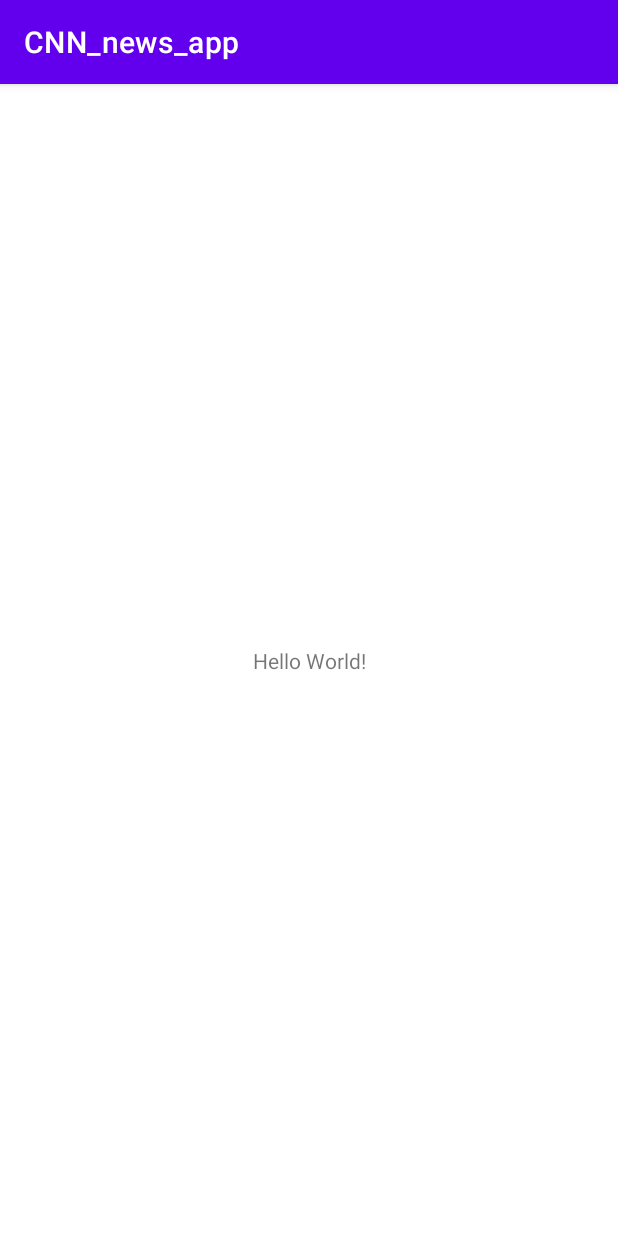
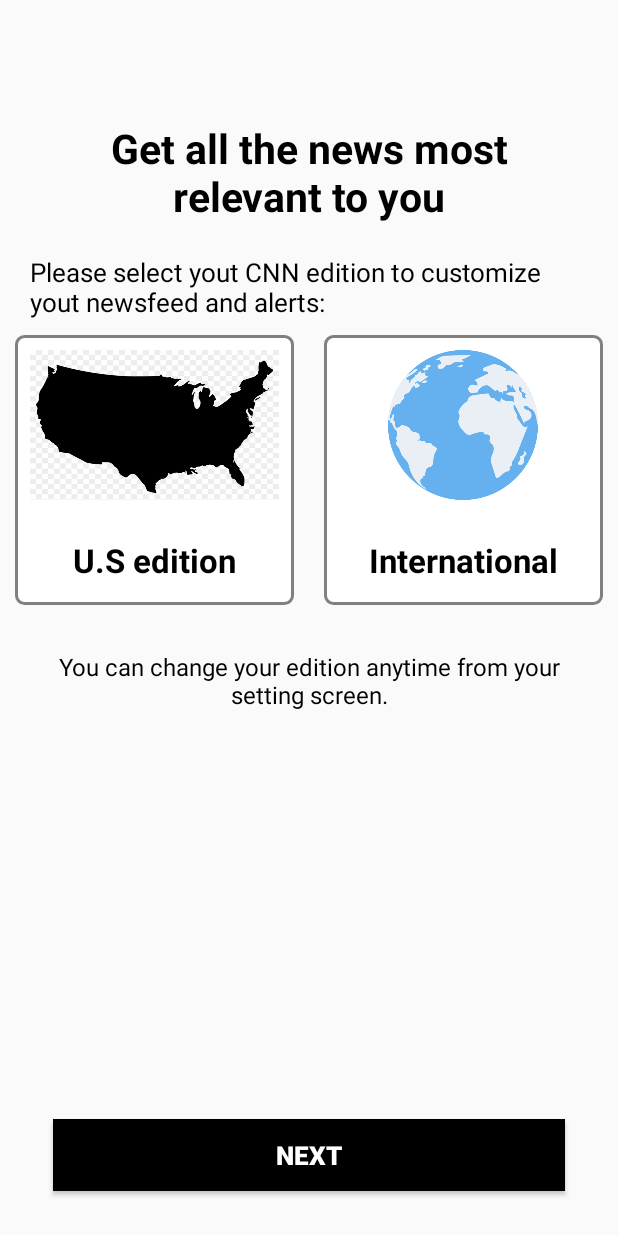
Before and after one commit to sachinsmrat123/CNNNewsAppClone, an Android app: the screen it shows after launch (MainActivity before the commit, SelectNewsFeed after it), on a phone screen of 412 x 824 dp. Run offline under Robolectric (Android 15) with nearby library versions, the phone set to English and light mode, and no system bars.

Commit message:
splash screen,select newsFeed,alertbox done

```diff
--- a/cnnapp/app/src/main/AndroidManifest.xml
+++ b/cnnapp/app/src/main/AndroidManifest.xml
@@ -9,10 +9,12 @@
         android:roundIcon="@mipmap/ic_launcher_round"
         android:supportsRtl="true"
         android:theme="@style/Theme.CNN_news_app">
-        <activity android:name=".MainActivity">
+        <activity android:name=".AlertsThatMatter"></activity>
+        <activity android:name=".SelectNewsFeed" />
+        <activity android:name=".MainActivity" />
+        <activity android:name=".SlaphScreen">
             <intent-filter>
                 <action android:name="android.intent.action.MAIN" />
-
                 <category android:name="android.intent.category.LAUNCHER" />
             </intent-filter>
         </activity>
--- /dev/null
+++ b/cnnapp/app/src/main/java/com/example/cnn_news_app/SelectNewsFeed.kt
@@ -0,0 +1,46 @@
+package com.example.cnn_news_app
+
+import android.annotation.SuppressLint
+import android.content.Intent
+import androidx.appcompat.app.AppCompatActivity
+import android.os.Bundle
+import kotlinx.android.synthetic.main.activity_select_news_feed.*
+
+class SelectNewsFeed : AppCompatActivity() {
+    @SuppressLint("ResourceAsColor")
+    override fun onCreate(savedInstanceState: Bundle?) {
+        super.onCreate(savedInstanceState)
+        setContentView(R.layout.activity_select_news_feed)
+        var button1 = 1;
+        var button2=1;
+
+        llUsEdition.setOnClickListener {
+            if(button1==1){
+                tvUsEdition.setTextColor(R.color.red)
+                llUsEdition.setBackgroundResource(R.drawable.orangle_background)
+                button1=2
+            }else if(button1==2){
+                tvUsEdition.setTextColor(R.color.black)
+                llUsEdition.setBackgroundResource(R.drawable.gray_background_round)
+                button1=1
+            }
+        }
+
+        llInternational.setOnClickListener {
+            if(button2==1){
+                tvInternational.setTextColor(R.color.red)
+                llInternational.setBackgroundResource(R.drawable.orangle_background)
+                button2=2;
+            }else if(button2==2){
+                tvInternational.setTextColor(R.color.black)
+                llInternational.setBackgroundResource(R.drawable.gray_background_round)
+                button2=1;
+            }
+        }
+
+        btNext.setOnClickListener {
+           intent=Intent(this,AlertsThatMatter::class.java)
+            startActivity(intent)
+        }
+    }
+}
--- /dev/null
+++ b/cnnapp/app/src/main/java/com/example/cnn_news_app/SlaphScreen.kt
@@ -0,0 +1,53 @@
+package com.example.cnn_news_app
+
+import android.content.Intent
+import androidx.appcompat.app.AppCompatActivity
+import android.os.Bundle
+import android.os.Handler
+import android.view.View
+
+class SlaphScreen : AppCompatActivity() {
+
+    private var mDelayHandler: Handler? = null
+    private val SPLASH_DELAY: Long = 3000 //3 seconds
+
+    override fun onWindowFocusChanged(hasFocus: Boolean) {
+        super.onWindowFocusChanged(hasFocus)
+        if (hasFocus) {
+            hideSystemUI()
+        }
+    }
+
+    private fun hideSystemUI() {
+        val decorView = window.decorView
+        decorView.systemUiVisibility = (View.SYSTEM_UI_FLAG_IMMERSIVE
+                or View.SYSTEM_UI_FLAG_LAYOUT_STABLE
+                or View.SYSTEM_UI_FLAG_LAYOUT_HIDE_NAVIGATION
+                or View.SYSTEM_UI_FLAG_LAYOUT_FULLSCREEN
+                // Hide the nav bar and status bar
+                or View.SYSTEM_UI_FLAG_HIDE_NAVIGATION
+                or View.SYSTEM_UI_FLAG_FULLSCREEN)
+    }
+
+    internal val mRunnable: Runnable = Runnable {
+
+        val intent = Intent(applicationContext, SelectNewsFeed::class.java)
+        startActivity(intent)
+        finish()
+    }
+
+
+
+    override fun onCreate(savedInstanceState: Bundle?) {
+        super.onCreate(savedInstanceState)
+        setContentView(R.layout.activity_slaph_screen)
+        //Initializing the Handler
+        mDelayHandler = Handler()
+
+        //Navigate with delay
+        mDelayHandler!!.postDelayed(mRunnable, SPLASH_DELAY)
+    }
+
+
+
+}
--- /dev/null
+++ b/cnnapp/app/src/main/res/drawable/gray_background_round.xml
@@ -0,0 +1,6 @@
+<?xml version="1.0" encoding="utf-8"?>
+<shape xmlns:android="http://schemas.android.com/apk/res/android">
+    <solid android:color="@color/white"/>
+    <stroke android:width="2dp" android:color="#808080"/>
+    <corners android:radius="5dp"/>
+</shape>
--- /dev/null
+++ b/cnnapp/app/src/main/res/drawable/orangle_background.xml
@@ -0,0 +1,7 @@
+<?xml version="1.0" encoding="utf-8"?>
+<shape xmlns:android="http://schemas.android.com/apk/res/android">
+<solid android:color="@color/white"/>
+    <stroke android:width="3dp" android:color="#FF2600"/>
+    <corners android:radius="4dp"/>
+
+</shape>
--- /dev/null
+++ b/cnnapp/app/src/main/res/layout/activity_select_news_feed.xml
@@ -0,0 +1,134 @@
+<?xml version="1.0" encoding="utf-8"?>
+<androidx.constraintlayout.widget.ConstraintLayout xmlns:android="http://schemas.android.com/apk/res/android"
+    xmlns:app="http://schemas.android.com/apk/res-auto"
+    xmlns:tools="http://schemas.android.com/tools"
+    android:layout_width="match_parent"
+    android:layout_height="match_parent"
+    tools:context=".SelectNewsFeed">
+
+    <TextView
+        android:id="@+id/textView2"
+        android:layout_width="match_parent"
+        android:layout_height="wrap_content"
+        android:layout_marginStart="50dp"
+        android:layout_marginTop="80dp"
+        android:layout_marginEnd="50dp"
+        android:gravity="center"
+        android:text="@string/get_all_the_news_most_relevant_to_you"
+        android:textColor="@color/black"
+        android:textSize="27sp"
+        android:textStyle="bold"
+        app:layout_constraintEnd_toEndOf="parent"
+        app:layout_constraintStart_toStartOf="parent"
+        app:layout_constraintTop_toTopOf="parent" />
+
+    <TextView
+        android:id="@+id/textView"
+        android:layout_width="match_parent"
+        android:layout_height="wrap_content"
+        android:layout_marginLeft="20dp"
+        android:layout_marginTop="20dp"
+        android:layout_marginRight="20dp"
+        android:text="@string/please_select_yout_cnn_edition_to_customize_yout_newsfeed_and_alerts"
+        android:textColor="@color/black"
+        android:textSize="17sp"
+        app:layout_constraintEnd_toEndOf="parent"
+        app:layout_constraintStart_toStartOf="parent"
+        app:layout_constraintTop_toBottomOf="@+id/textView2" />
+
+    <LinearLayout
+        android:id="@+id/linearLayout"
+        android:layout_width="match_parent"
+        android:layout_height="200dp"
+        app:layout_constraintTop_toBottomOf="@+id/textView"
+        tools:layout_editor_absoluteX="0dp"
+        android:baselineAligned="false">
+
+        <LinearLayout
+            android:clickable="true"
+            android:id="@+id/llUsEdition"
+            android:layout_width="match_parent"
+            android:layout_height="match_parent"
+            android:layout_margin="10dp"
+            android:layout_weight="1"
+            android:background="@drawable/gray_background_round"
+            android:orientation="vertical"
+            android:focusable="true">
+
+            <ImageView
+                android:layout_width="match_parent"
+                android:layout_height="100dp"
+                android:layout_margin="10dp"
+                android:background="@drawable/usamap"
+                android:contentDescription="@string/todo" />
+
+            <TextView
+                android:id="@+id/tvUsEdition"
+                android:layout_width="match_parent"
+                android:layout_height="match_parent"
+                android:gravity="center"
+                android:text="@string/u_s_edition"
+                android:textColor="@color/black"
+                android:textSize="22sp"
+                android:textStyle="bold" />
+        </LinearLayout>
+
+        <LinearLayout
+            android:clickable="true"
+            android:id="@+id/llInternational"
+            android:layout_width="match_parent"
+            android:layout_height="match_parent"
+            android:layout_margin="10dp"
+            android:layout_weight="1"
+            android:background="@drawable/gray_background_round"
+            android:orientation="vertical"
+            android:focusable="true">
+
+            <ImageView
+                android:layout_width="100dp"
+                android:layout_height="100dp"
+                android:layout_gravity="center"
+                android:layout_margin="10dp"
+                android:background="@drawable/globe"
+                android:contentDescription="@string/todo" />
+
+            <TextView
+                android:id="@+id/tvInternational"
+                android:layout_width="match_parent"
+                android:layout_height="match_parent"
+                android:gravity="center"
+                android:text="@string/international"
+                android:textColor="@color/black"
+                android:textSize="22sp"
+                android:textStyle="bold" />
+        </LinearLayout>
+    </LinearLayout>
+
+    <TextView
+        android:id="@+id/textView3"
+        android:layout_width="match_parent"
+        android:layout_height="wrap_content"
+        android:layout_margin="20dp"
+        android:gravity="center"
+        android:text="@string/you_can_change_your_edition_anytime_from_your_setting_screen"
+        android:textColor="@color/black"
+        android:textSize="16sp"
+        app:layout_constraintTop_toBottomOf="@+id/linearLayout"
+        tools:layout_editor_absoluteX="42dp" />
+
+    <Button
+        android:id="@+id/btNext"
+        android:layout_width="match_parent"
+        android:layout_height="wrap_content"
+        android:layout_marginLeft="35dp"
+        android:layout_marginRight="35dp"
+        android:layout_marginBottom="30dp"
+        android:background="@color/black"
+        android:text="@string/next"
+        android:textColor="@color/white"
+        android:textSize="17sp"
+        android:textStyle="bold"
+        app:layout_constraintBottom_toBottomOf="parent"
+        tools:layout_editor_absoluteX="16dp" />
+
+</androidx.constraintlayout.widget.ConstraintLayout>
--- a/cnnapp/app/src/main/res/values/colors.xml
+++ b/cnnapp/app/src/main/res/values/colors.xml
@@ -7,4 +7,6 @@
     <color name="teal_700">#FF018786</color>
     <color name="black">#FF000000</color>
     <color name="white">#FFFFFFFF</color>
+    <color name="gray">#808080</color>
+    <color name="red">#FF2600</color>
 </resources>
--- a/cnnapp/app/src/main/res/values/strings.xml
+++ b/cnnapp/app/src/main/res/values/strings.xml
@@ -1,3 +1,20 @@
 <resources>
     <string name="app_name">CNN_news_app</string>
+    <string name="please_select_yout_cnn_edition_to_customize_yout_newsfeed_and_alerts">Please select yout CNN edition to customize yout newsfeed and alerts:</string>
+    <string name="you_can_change_your_edition_anytime_from_your_setting_screen">You can change your edition anytime from your setting screen.</string>
+    <string name="breaking_news">Breaking News</string>
+    <string name="top_news_and_analysis">Top news and analysis</string>
+    <string name="you_can_change_these_at_any_time_in_your_app_settingd">You can change these at any time in your app settingd</string>
+    <string name="coronavirus">Coronavirus</string>
+    <string name="business_and_tech">Business and Tech</string>
+    <string name="us_politics">US Politics</string>
+    <string name="alerts_that_matter_to_you">Alerts that matter to you</string>
+    <string name="cnn_watch_now">CNN Watch Now</string>
+    <string name="sports">Sports</string>
+    <string name="done">Done</string>
+    <string name="next">NEXT</string>
+    <string name="get_all_the_news_most_relevant_to_you">Get all the news most relevant to you</string>
+    <string name="u_s_edition">U.S edition</string>
+    <string name="international">International</string>
+    <string name="todo">TODO</string>
 </resources>
--- a/cnnapp/app/src/main/res/values/themes.xml
+++ b/cnnapp/app/src/main/res/values/themes.xml
@@ -1,6 +1,6 @@
 <resources xmlns:tools="http://schemas.android.com/tools">
     <!-- Base application theme. -->
-    <style name="Theme.CNN_news_app" parent="Theme.MaterialComponents.DayNight.DarkActionBar">
+    <style name="Theme.CNN_news_app" parent="Theme.AppCompat.DayNight.NoActionBar">
         <!-- Primary brand color. -->
         <item name="colorPrimary">@color/purple_500</item>
         <item name="colorPrimaryVariant">@color/purple_700</item>
--- a/cnnapp/build.gradle
+++ b/cnnapp/build.gradle
@@ -6,7 +6,7 @@
         jcenter()
     }
     dependencies {
-        classpath "com.android.tools.build:gradle:4.1.1"
+        classpath 'com.android.tools.build:gradle:4.1.2'
         classpath "org.jetbrains.kotlin:kotlin-gradle-plugin:$kotlin_version"
 
         // NOTE: Do not place your application dependencies here; they belong
```
Also changed, not shown: cnnapp/app/build.gradle (+44 -0 lines), cnnapp/app/src/main/java/com/example/cnn_news_app/AlertsThatMatter.kt (added, +18 -0 lines), cnnapp/app/src/main/res/drawable/gray_line.xml (added, +7 -0 lines), cnnapp/app/src/main/res/layout/activity_alerts_that_matter.xml (added, +117 -0 lines), cnnapp/app/src/main/res/layout/activity_slaph_screen.xml (added, +18 -0 lines), cnnapp/app/src/main/res/drawable/cnn_splach_screen.png (added), cnnapp/app/src/main/res/drawable/globe.png (added), cnnapp/app/src/main/res/drawable/usamap.png (added).
